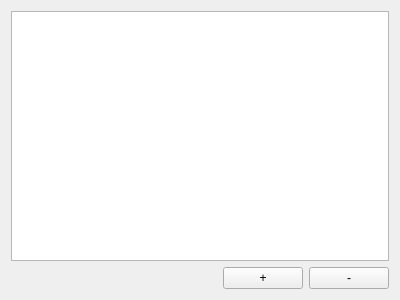
The window that src/widgets/contributorieswidget.ui (FACT-Team/FactDev) describes before a commit, drawn with Qt 5.
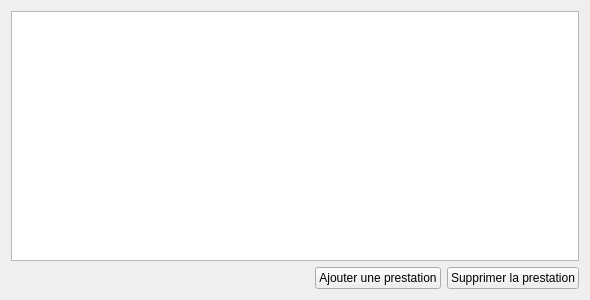
The same window after the commit. Icons and pictures are not drawn.

```diff
--- a/src/widgets/contributorieswidget.ui
+++ b/src/widgets/contributorieswidget.ui
@@ -6,7 +6,7 @@
    <rect>
     <x>0</x>
     <y>0</y>
-    <width>400</width>
+    <width>590</width>
     <height>300</height>
    </rect>
   </property>
@@ -17,14 +17,22 @@
    <item row="1" column="1">
     <widget class="QPushButton" name="pushButton">
      <property name="text">
-      <string>+</string>
+      <string>Ajouter une prestation</string>
+     </property>
+     <property name="icon">
+      <iconset resource="../icons.qrc">
+       <normaloff>:/icons/img/add_contributory.png</normaloff>:/icons/img/add_contributory.png</iconset>
      </property>
     </widget>
    </item>
    <item row="1" column="2">
     <widget class="QPushButton" name="pushButton_2">
      <property name="text">
-      <string>-</string>
+      <string>Supprimer la prestation</string>
+     </property>
+     <property name="icon">
+      <iconset resource="../icons.qrc">
+       <normaloff>:/icons/img/remove_contributory.png</normaloff>:/icons/img/remove_contributory.png</iconset>
      </property>
     </widget>
    </item>
```
Left out of the diff: 4 changed lines with no effect on the pictures.
